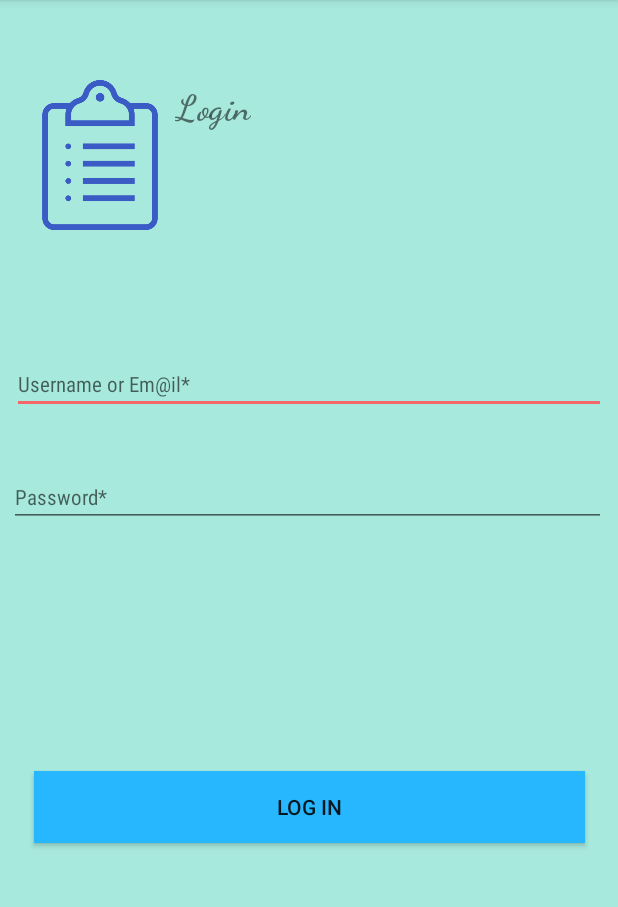
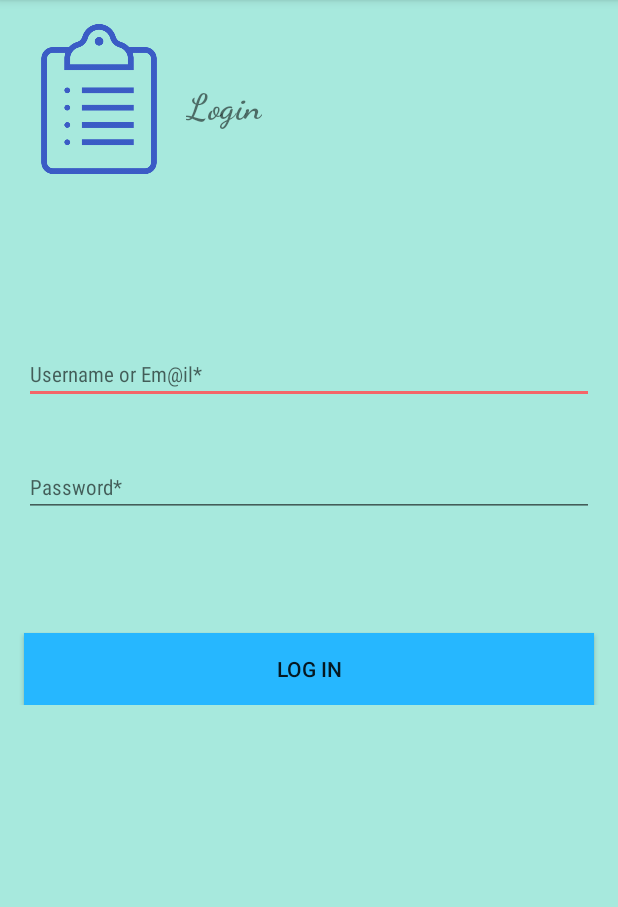
Before and after one commit to Ambrz77/comfy-manager-app, an Android app: the screen it shows after launch (LoginActivity), on a phone screen of 412 x 824 dp, the part 84-991 px from its top. Run offline under Robolectric (Android 15) with nearby library versions, the light colour scheme and no system bars.

Commit message:
login xml fixed!

```diff
--- a/app/src/main/res/layout/activity_login.xml
+++ b/app/src/main/res/layout/activity_login.xml
@@ -12,82 +12,71 @@
         android:layout_height="100dp"
         android:layout_marginStart="16dp"
         android:layout_marginTop="16dp"
-        android:layout_marginEnd="295dp"
-        android:layout_marginBottom="578dp"
-        app:layout_constraintBottom_toBottomOf="parent"
-        app:layout_constraintEnd_toEndOf="parent"
         app:layout_constraintStart_toStartOf="parent"
         app:layout_constraintTop_toTopOf="parent"
         app:srcCompat="@drawable/clipboards1" />
 
     <EditText
-        android:id="@+id/editText"
-        android:layout_width="0dp"
+        android:id="@+id/ueText"
+        android:layout_width="match_parent"
         android:layout_height="wrap_content"
-        android:layout_marginStart="8dp"
+        android:layout_marginStart="16dp"
         android:layout_marginTop="113dp"
-        android:layout_marginEnd="8dp"
+        android:layout_marginEnd="16dp"
         android:layout_marginBottom="18dp"
         android:ems="10"
         android:fontFamily="sans-serif-condensed"
         android:hint="Username or Em@il*"
         android:inputType="textEmailAddress"
         android:textSize="14sp"
-        app:layout_constraintBottom_toTopOf="@+id/editText2"
+        app:layout_constraintBottom_toTopOf="@+id/passText"
         app:layout_constraintEnd_toEndOf="parent"
         app:layout_constraintHorizontal_bias="0.0"
         app:layout_constraintStart_toStartOf="parent"
         app:layout_constraintTop_toBottomOf="@+id/imageView2" />
 
     <EditText
-        android:id="@+id/editText2"
-        android:layout_width="398dp"
+        android:id="@+id/passText"
+        android:layout_width="match_parent"
         android:layout_height="wrap_content"
-        android:layout_marginStart="8dp"
+        android:layout_marginStart="16dp"
         android:layout_marginTop="17dp"
-        android:layout_marginEnd="8dp"
+        android:layout_marginEnd="16dp"
         android:layout_marginBottom="85dp"
         android:ems="10"
         android:fontFamily="sans-serif-condensed"
         android:hint="Password*"
         android:inputType="textPassword"
         android:textSize="14sp"
-        app:layout_constraintBottom_toTopOf="@+id/button3"
+        app:layout_constraintBottom_toTopOf="@+id/login"
         app:layout_constraintEnd_toEndOf="parent"
         app:layout_constraintHorizontal_bias="1.0"
         app:layout_constraintStart_toStartOf="parent"
-        app:layout_constraintTop_toBottomOf="@+id/editText" />
+        app:layout_constraintTop_toBottomOf="@+id/ueText" />
 
     <TextView
         android:id="@+id/textView2"
         android:layout_width="wrap_content"
         android:layout_height="wrap_content"
+        android:layout_marginStart="8dp"
         android:layout_marginTop="56dp"
-        android:layout_marginEnd="244dp"
-        android:layout_marginBottom="140dp"
         android:fontFamily="cursive"
         android:text="Login"
         android:textSize="24sp"
         android:textStyle="bold"
-        app:layout_constraintBottom_toTopOf="@+id/editText"
-        app:layout_constraintEnd_toEndOf="parent"
-        app:layout_constraintHorizontal_bias="0.0"
         app:layout_constraintStart_toEndOf="@+id/imageView2"
-        app:layout_constraintTop_toTopOf="parent"
-        app:layout_constraintVertical_bias="0.104" />
+        app:layout_constraintTop_toTopOf="parent" />
 
     <Button
-        android:id="@+id/button3"
-        android:layout_width="367dp"
+        android:id="@+id/login"
+        android:layout_width="match_parent"
         android:layout_height="wrap_content"
         android:layout_marginStart="16dp"
         android:layout_marginTop="77dp"
         android:layout_marginEnd="16dp"
-        android:layout_marginBottom="236dp"
         android:background="@color/colorPrimary"
         android:text="Log In"
-        app:layout_constraintBottom_toBottomOf="parent"
         app:layout_constraintEnd_toEndOf="parent"
         app:layout_constraintStart_toStartOf="parent"
-        app:layout_constraintTop_toBottomOf="@+id/editText2" />
+        app:layout_constraintTop_toBottomOf="@+id/passText" />
 </android.support.constraint.ConstraintLayout>
--- a/app/src/main/res/layout/activity_register.xml
+++ b/app/src/main/res/layout/activity_register.xml
@@ -10,13 +10,13 @@
         android:id="@+id/register"
         android:layout_width="wrap_content"
         android:layout_height="wrap_content"
+        android:layout_marginStart="8dp"
         android:layout_marginTop="52dp"
-        android:layout_marginEnd="236dp"
         android:fontFamily="cursive"
         android:text="Register"
         android:textSize="24sp"
         android:textStyle="bold"
-        app:layout_constraintEnd_toEndOf="parent"
+        app:layout_constraintStart_toEndOf="@+id/imageView"
         app:layout_constraintTop_toTopOf="parent" />
 
     <ImageView
@@ -25,13 +25,8 @@
         android:layout_height="100dp"
         android:layout_marginStart="16dp"
         android:layout_marginTop="16dp"
-        android:layout_marginEnd="8dp"
-        android:layout_marginBottom="8dp"
-        app:layout_constraintBottom_toBottomOf="parent"
-        app:layout_constraintEnd_toStartOf="@+id/register"
         app:layout_constraintStart_toStartOf="parent"
         app:layout_constraintTop_toTopOf="parent"
-        app:layout_constraintVertical_bias="0.0"
         app:srcCompat="@drawable/clipboards7" />
 
     <EditText
```
